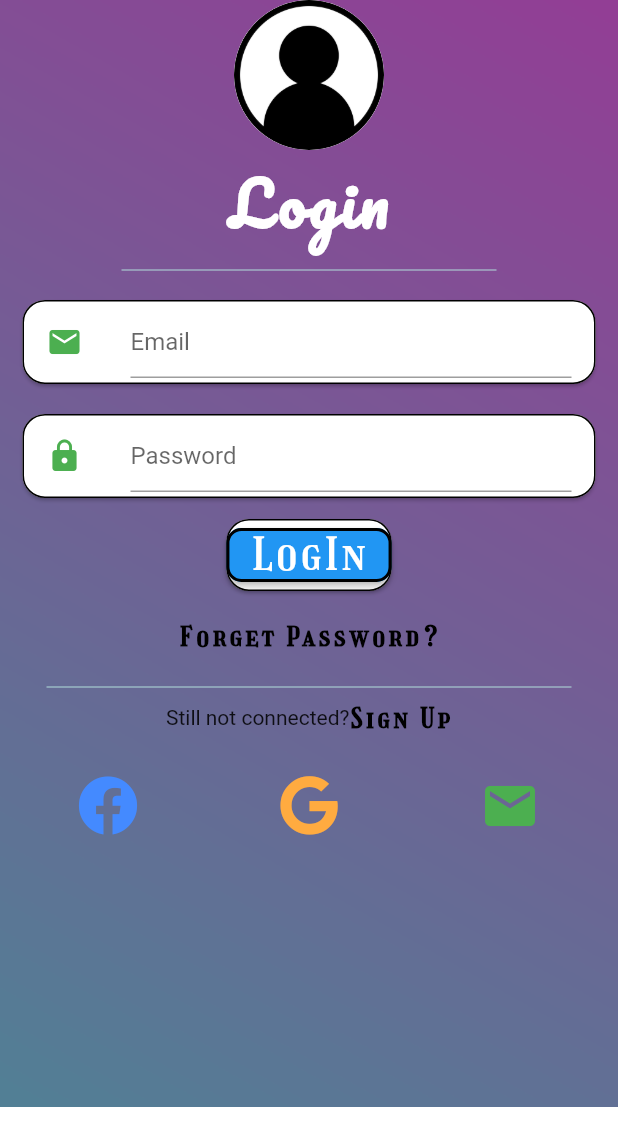
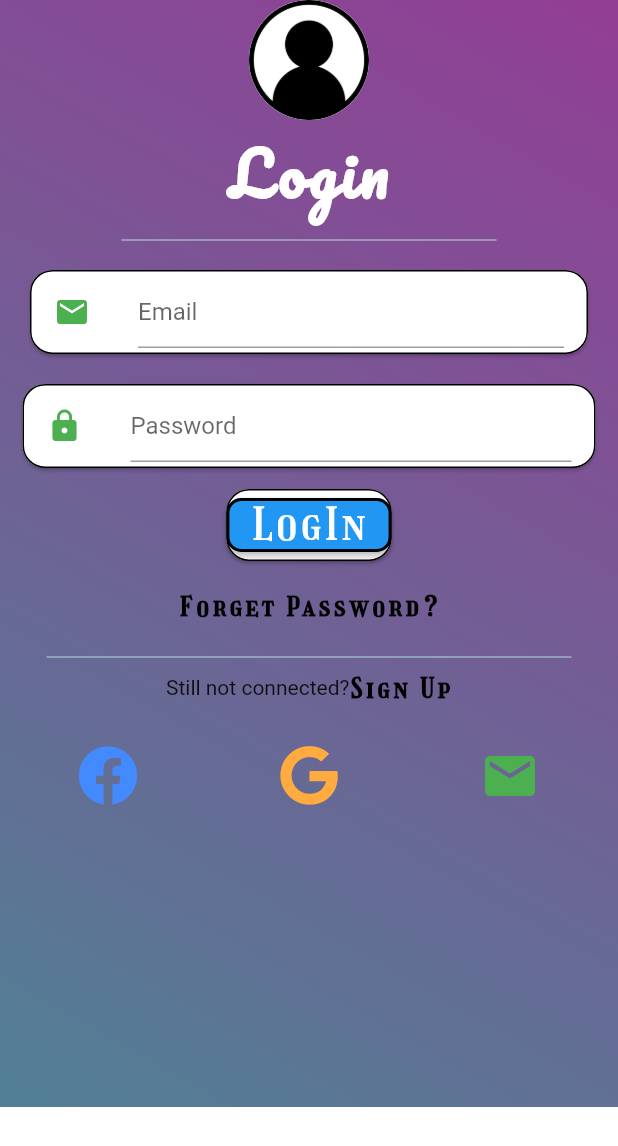
Before and after one commit to pankajdahal33/ui, a Flutter app: the screen it shows after launch, on a phone screen of 412 x 824 dp. Shown: the top 1146 px of the screen. Run offline on Flutter 3.47's test engine with Material 2 defaults, Android fonts, the phone set to English and light mode, and no system bars; our stand-ins replace firebase_auth, font_awesome_flutter, google_sign_in; missing offline and left inert: flutter_facebook_login; accounts and stored records are empty.

Commit message:
Update main.dart

```diff
--- a/lib/main.dart
+++ b/lib/main.dart
@@ -49,7 +49,7 @@ class _DesignState extends State<Design> {
                 mainAxisAlignment: MainAxisAlignment.center,
                 children: <Widget>[
                   CircleAvatar(
-                    radius: 50,
+                    radius: 40.0,
                     backgroundImage: AssetImage('assets/Login.png'),
                     backgroundColor: Colors.white,
                   ),
@@ -79,7 +79,7 @@ class _DesignState extends State<Design> {
                         ),
                       ),
                       margin: EdgeInsets.symmetric(
-                          vertical: 10.0, horizontal: 15.0),
+                          vertical: 10.0, horizontal: 20.0),
                       color: Colors.white,
                       child: ListTile(
                         leading: Icon(
```
